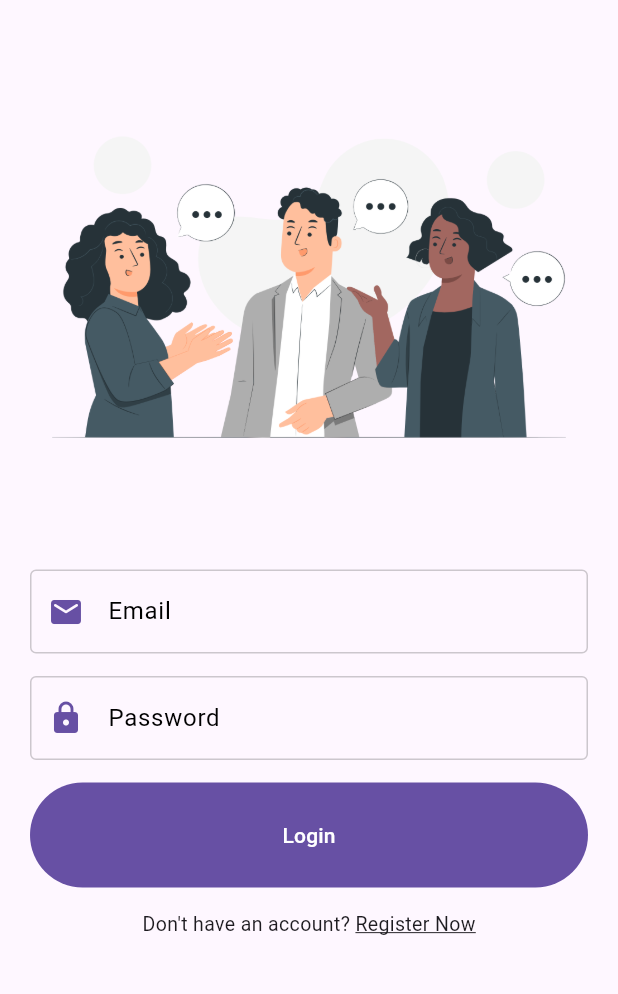
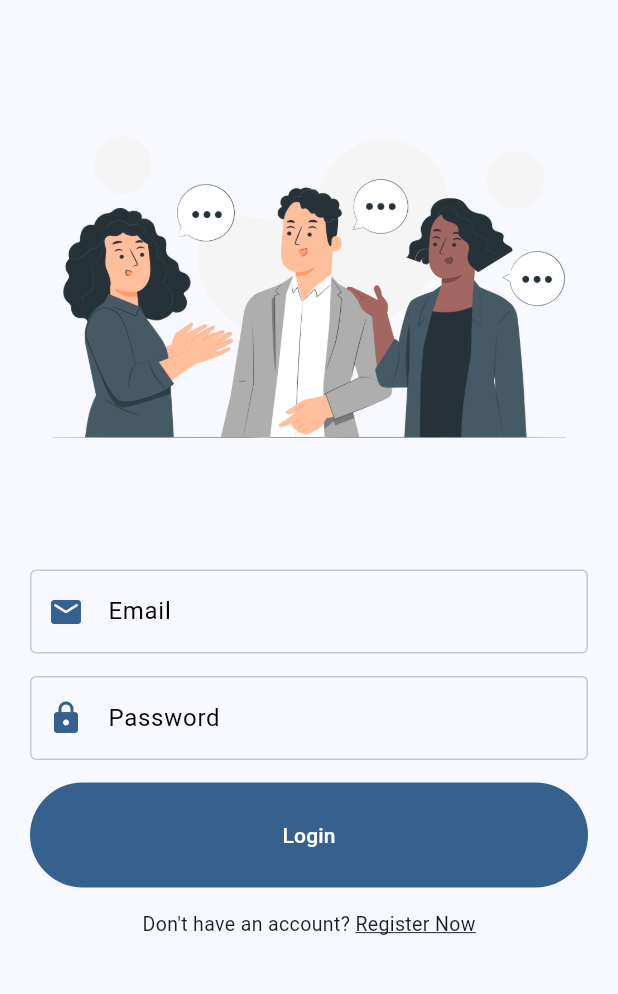
Before and after one commit to veersheth/flutter-chat, a Flutter app: the screen it shows after launch, on a phone screen of 412 x 824 dp, the part 116-1110 px from its top. Run offline on Flutter 3.47's test engine with Material 2 defaults, Android fonts, the phone set to English and light mode, and no system bars; drawn by our look-alikes of dynamic_color; our stand-ins replace cloud_firestore, firebase_auth, firebase_core, shared_preferences; accounts and stored records are empty.

Commit message:
added material you compatibility

```diff
--- a/lib/main.dart
+++ b/lib/main.dart
@@ -5,6 +5,7 @@ import 'package:flutter_chat_app/helper/helper_function.dart';
 import 'package:flutter_chat_app/pages/home_page.dart';
 import 'package:flutter_chat_app/pages/login_page.dart';
 import 'package:flutter_chat_app/shared/constants.dart';
+import 'package:dynamic_color/dynamic_color.dart';
 
 void main() async {
   WidgetsFlutterBinding.ensureInitialized();
@@ -35,6 +36,8 @@ class MainApp extends StatefulWidget {
 
 class _MainAppState extends State<MainApp> {
   bool _isSignedIn = false;
+  Color fallbackColor = Colors.blue;
+
   @override
   void initState() {
     super.initState();
@@ -55,14 +58,34 @@ class _MainAppState extends State<MainApp> {
 
   @override
   Widget build(BuildContext context) {
+    return DynamicColorBuilder(
+      builder: (ColorScheme? lightDynamic, ColorScheme? darkDynamic) {
+        ColorScheme lightColorScheme;
+        ColorScheme darkColorScheme;
+
+        if (lightDynamic != null && darkDynamic != null) {
+          print("USING DEVICE COLOR SCHEME");
+          lightColorScheme = lightDynamic.harmonized()..copyWith();
+          darkColorScheme = darkDynamic.harmonized()..copyWith();
+        } else {
+          lightColorScheme = ColorScheme.fromSeed(
+            seedColor: fallbackColor,
+          );
+          darkColorScheme = ColorScheme.fromSeed(
+            seedColor: fallbackColor,
+            brightness: Brightness.dark,
+          );
+        }
+
         return MaterialApp(
           theme: ThemeData(
             useMaterial3: true,
-        // primaryColor: Constants().PrimaryColor,
-        // dialogTheme: const DialogTheme(surfaceTintColor: Colors.white),
+            colorScheme: lightColorScheme,
           ),
           debugShowCheckedModeBanner: false,
           home: _isSignedIn ? const HomePage() : const LoginPage(),
         );
+      },
+    );
   }
 }
--- a/pubspec.yaml
+++ b/pubspec.yaml
@@ -13,6 +13,7 @@ dependencies:
   cloud_firestore: ^4.8.0
   firebase_auth: ^4.6.2
   firebase_core: ^2.13.1
+  dynamic_color: ^1.6.5
 
 dev_dependencies:
   flutter_lints: ^2.0.0
```
Also changed, not shown: pubspec.lock, 1 other file. Lines whose indentation alone changed are shown as unchanged.
